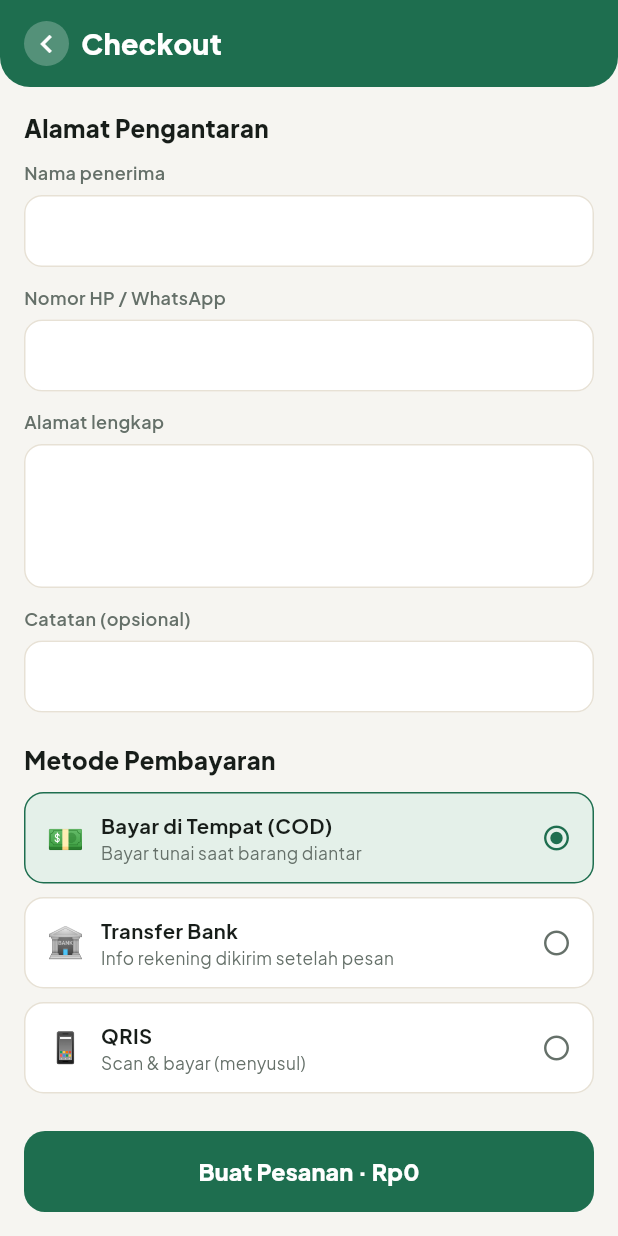
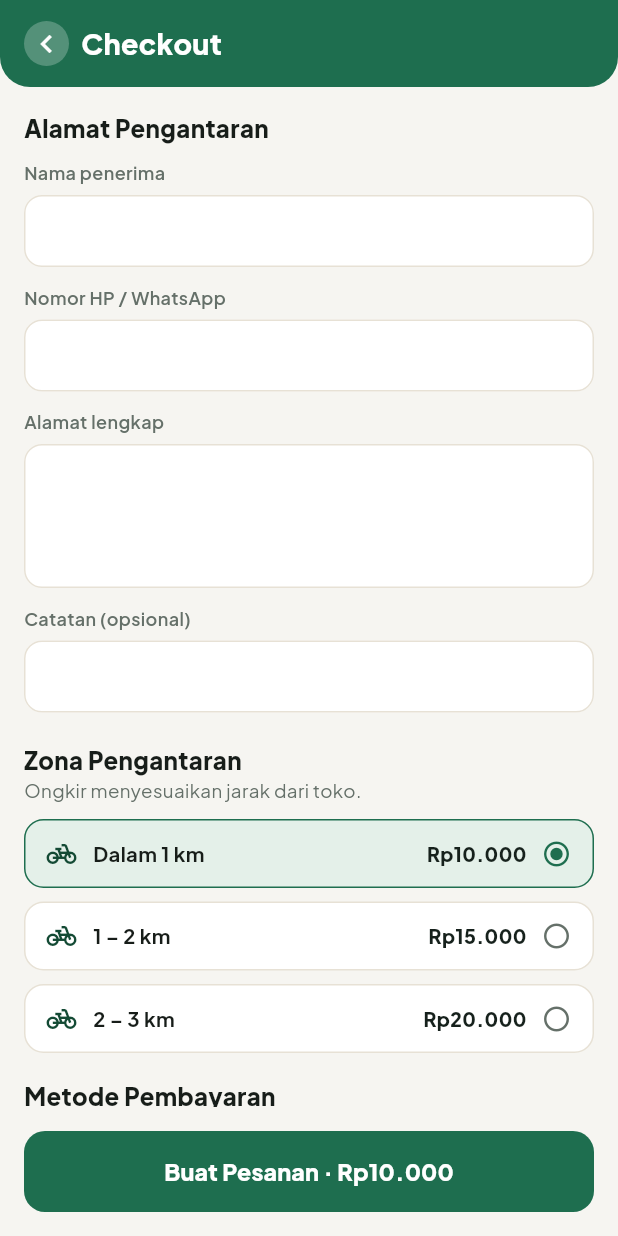
Before and after one commit to mustang77/tideview, a Flutter app: the CheckoutPage screen opened directly with empty values, on a phone screen of 412 x 824 dp. Run offline on Flutter 3.47's test engine with Material 3 defaults, Android fonts, the phone set to English and light mode, and no system bars; our stand-ins replace shared_preferences; accounts and stored records are empty; network calls fail.

Commit message:
Profit model: 12% margin, distance-zone ongkir, min order
- Apply a 12% selling margin at catalog load (rounded to Rp500) so displayed
  prices are our prices, not shelf price — profit scales with basket size.
- Delivery fee by distance zone (Dalam 1km 10k / 1-2km 15k / 2-3km 20k),
  chosen at checkout; free ongkir >Rp100k stays as a promo (still profitable
  via margin).
- Minimum order Rp25.000 enforced at checkout.
- Checkout owns zone selection; cart shows nearest-zone estimate.

Co-Authored-By: Claude Fable 5 <noreply@anthropic.com>
Claude-Session: https://claude.ai/code/session_01BMMgkMBUsFZ4mvDTXCxd2N

```diff
--- a/lib/main.dart
+++ b/lib/main.dart
@@ -12,8 +12,25 @@ void main() => runApp(const ParamallApp());
 const String kWaNumber = ''; // isi nomor WhatsApp penjual, contoh: '628123456789'
 // Hidden admin: salted-SHA256 of the passcode 'paramall2026' (same as web admin).
 const String kAdminHash = 'ca106a58d913c7884d69c2eb174233a2c05bf11f3e07f2b42eee9468ae51d8ad';
-const int kOngkir = 10000;
-const int kFreeOngkirMin = 100000;
+const int kFreeOngkirMin = 100000; // gratis ongkir di atas nominal ini (promo, tetap untung karena ada margin)
+const int kMinOrder = 25000; // minimal belanja
+const double kMarginPct = 0.12; // markup harga jual (12%) — sumber profit utama, skala dengan besar belanja
+
+class DeliveryZone {
+  final String label;
+  final int fee;
+  const DeliveryZone(this.label, this.fee);
+}
+
+// Ongkir berdasarkan jarak. Ubah label/tarif sesuai areamu.
+const List<DeliveryZone> kZones = [
+  DeliveryZone('Dalam 1 km', 10000),
+  DeliveryZone('1 – 2 km', 15000),
+  DeliveryZone('2 – 3 km', 20000),
+];
+
+int roundTo(num v, int step) => step <= 0 ? v.round() : (v / step).round() * step;
+int sellPrice(int base) => roundTo(base * (1 + kMarginPct), 500);
 
 // ---------- palette ----------
 const kGreen = Color(0xFF1E6E4F);
@@ -101,6 +118,14 @@ Future<List<Product>> loadCatalog() async {
   return data
       .map((e) => Product.fromJson(e as Map<String, dynamic>))
       .where((p) => p.name.isNotEmpty && p.price > 0)
+      // Apply the selling margin so displayed prices are our prices, not the shelf price.
+      .map((p) => Product(
+            name: p.name,
+            price: sellPrice(p.price),
+            priceOriginal: p.priceOriginal == null ? null : sellPrice(p.priceOriginal!),
+            imageUrl: p.imageUrl,
+            cat: p.cat,
+          ))
       .toList();
 }
 
@@ -162,7 +187,8 @@ class _HomeShellState extends State<HomeShell> {
 
   int get cartCount => _cart.values.fold(0, (a, b) => a + b);
   int get subtotal => _cart.entries.fold(0, (a, e) => a + _products[e.key].price * e.value);
-  int get ongkir => (subtotal >= kFreeOngkirMin || subtotal == 0) ? 0 : kOngkir;
+  // Cart estimate uses the nearest zone; the real zone is chosen at checkout.
+  int get ongkir => (subtotal >= kFreeOngkirMin || subtotal == 0) ? 0 : kZones[0].fee;
 
   void _setQty(int i, int v) => setState(() {
         if (v <= 0) {
@@ -205,7 +231,6 @@ class _HomeShellState extends State<HomeShell> {
         cart: Map<int, int>.from(_cart),
         profile: _profile,
         subtotal: subtotal,
-        ongkir: ongkir,
         onPlaced: _placeOrder,
       );
     }));
@@ -795,9 +820,8 @@ class CheckoutPage extends StatefulWidget {
   final Map<int, int> cart;
   final Profile profile;
   final int subtotal;
-  final int ongkir;
   final Future<void> Function(Order) onPlaced;
-  const CheckoutPage({super.key, required this.products, required this.cart, required this.profile, required this.subtotal, required this.ongkir, required this.onPlaced});
+  const CheckoutPage({super.key, required this.products, required this.cart, required this.profile, required this.subtotal, required this.onPlaced});
   @override
   State<CheckoutPage> createState() => _CheckoutPageState();
 }
@@ -808,6 +832,7 @@ class _CheckoutPageState extends State<CheckoutPage> {
   late final TextEditingController _addr = TextEditingController(text: widget.profile.address);
   final TextEditingController _note = TextEditingController();
   String _pay = 'COD';
+  int _zone = 0;
   bool _busy = false;
 
   @override
@@ -819,7 +844,8 @@ class _CheckoutPageState extends State<CheckoutPage> {
     super.dispose();
   }
 
-  int get total => widget.subtotal + widget.ongkir;
+  int get ongkir => widget.subtotal >= kFreeOngkirMin ? 0 : kZones[_zone].fee;
+  int get total => widget.subtotal + ongkir;
 
   String _payLabel(String p) => p == 'COD' ? 'Bayar di Tempat (COD)' : p == 'Transfer' ? 'Transfer Bank' : 'QRIS';
 
@@ -830,6 +856,12 @@ class _CheckoutPageState extends State<CheckoutPage> {
   }
 
   Future<void> _place() async {
+    if (widget.subtotal < kMinOrder) {
+      ScaffoldMessenger.of(context)
+        ..hideCurrentSnackBar()
+        ..showSnackBar(SnackBar(content: Text('Minimal belanja ${rupiah(kMinOrder)}')));
+      return;
+    }
     if (_name.text.trim().isEmpty || _phone.text.trim().isEmpty || _addr.text.trim().isEmpty) {
       ScaffoldMessenger.of(context)
         ..hideCurrentSnackBar()
@@ -841,7 +873,7 @@ class _CheckoutPageState extends State<CheckoutPage> {
     final order = Order(
       id: _orderId(), at: DateTime.now(),
       name: _name.text.trim(), phone: _phone.text.trim(), addr: _addr.text.trim(), note: _note.text.trim(), pay: _pay,
-      items: items, subtotal: widget.subtotal, ongkir: widget.ongkir, total: total,
+      items: items, subtotal: widget.subtotal, ongkir: ongkir, total: total,
     );
     await widget.onPlaced(order);
     if (!mounted) return;
@@ -863,6 +895,11 @@ class _CheckoutPageState extends State<CheckoutPage> {
               _field('Nomor HP / WhatsApp', _phone, keyboard: TextInputType.phone),
               _field('Alamat lengkap', _addr, lines: 3),
               _field('Catatan (opsional)', _note),
+              const SizedBox(height: 8),
+              const Text('Zona Pengantaran', style: TextStyle(fontWeight: FontWeight.w800, fontSize: 16)),
+              const Text('Ongkir menyesuaikan jarak dari toko.', style: TextStyle(color: kMuted, fontSize: 12.5)),
+              const SizedBox(height: 10),
+              ...List.generate(kZones.length, _zoneTile),
               const SizedBox(height: 8),
               const Text('Metode Pembayaran', style: TextStyle(fontWeight: FontWeight.w800, fontSize: 16)),
               const SizedBox(height: 10),
@@ -879,7 +916,7 @@ class _CheckoutPageState extends State<CheckoutPage> {
                   ...widget.cart.entries.map((e) => moneyRow('${e.value}× ${widget.products[e.key].name}', rupiah(widget.products[e.key].price * e.value))),
                   const Divider(height: 18),
                   moneyRow('Subtotal', rupiah(widget.subtotal)),
-                  moneyRow(widget.ongkir == 0 ? 'Ongkir (gratis)' : 'Ongkir', rupiah(widget.ongkir)),
+                  moneyRow(ongkir == 0 ? 'Ongkir (gratis)' : 'Ongkir (${kZones[_zone].label})', rupiah(ongkir)),
                   const SizedBox(height: 4),
                   moneyRow('Total Bayar', rupiah(total), bold: true),
                 ]),
@@ -918,6 +955,28 @@ class _CheckoutPageState extends State<CheckoutPage> {
           ),
         ]),
       );
+
+  Widget _zoneTile(int i) {
+    final z = kZones[i];
+    final on = _zone == i;
+    final free = widget.subtotal >= kFreeOngkirMin;
+    return GestureDetector(
+      onTap: () => setState(() => _zone = i),
+      child: Container(
+        margin: const EdgeInsets.only(bottom: 9),
+        padding: const EdgeInsets.symmetric(horizontal: 14, vertical: 12),
+        decoration: BoxDecoration(color: on ? kGreenSoft : kSurface, borderRadius: BorderRadius.circular(13), border: Border.all(color: on ? kGreen : kLine)),
+        child: Row(children: [
+          const Icon(Icons.pedal_bike, size: 20, color: kGreenInk),
+          const SizedBox(width: 11),
+          Expanded(child: Text(z.label, style: const TextStyle(fontWeight: FontWeight.w700, fontSize: 13.5))),
+          Text(free ? 'GRATIS' : rupiah(z.fee), style: TextStyle(fontWeight: FontWeight.w800, fontSize: 13, color: free ? kGreen : kInk)),
+          const SizedBox(width: 10),
+          Icon(on ? Icons.radio_button_checked : Icons.radio_button_off, color: on ? kGreen : kMuted, size: 20),
+        ]),
+      ),
+    );
+  }
 
   Widget _payTile(String value, String emoji, String title, String sub) {
     final on = _pay == value;
```
